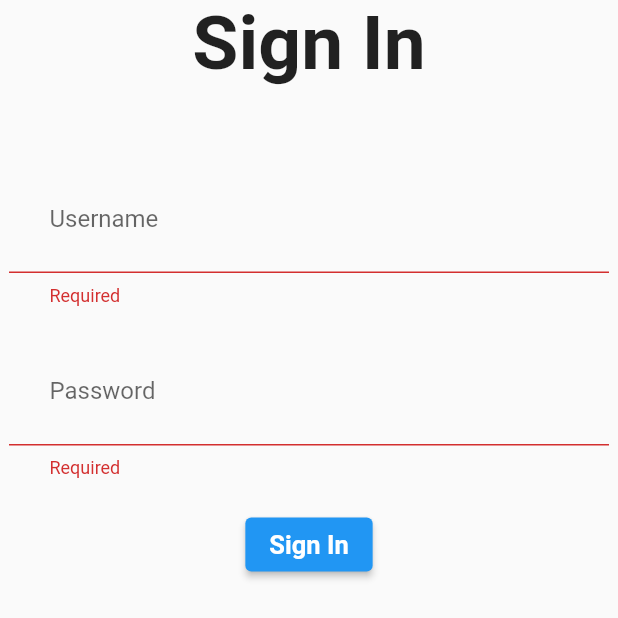
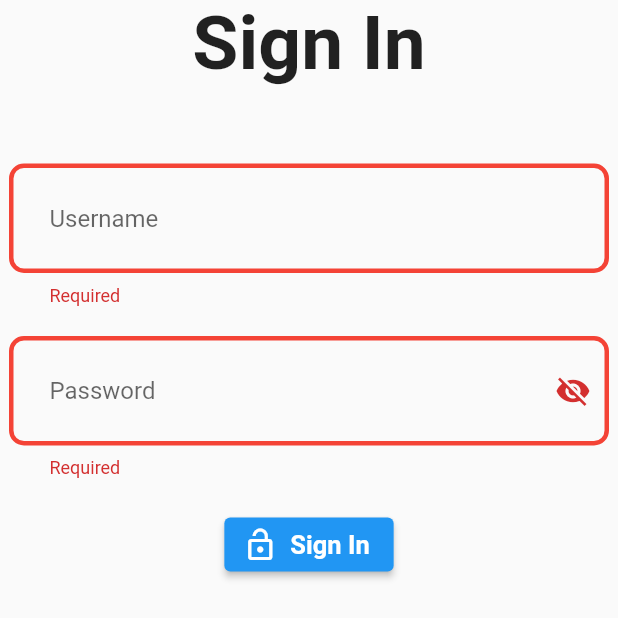
Before and after one commit to itsybitsci/schedcare_admin, a Flutter app: the screen it shows after launch, after a tap on "Sign In", on a phone screen of 412 x 824 dp. Shown: the top 618 px of the screen. Run offline on Flutter 3.47's test engine with Material 2 defaults, Android fonts, the phone set to English and light mode, and no system bars; our stand-ins replace cloud_firestore, firebase_analytics, firebase_auth, firebase_core, flutter_hooks, go_router and 1 more; missing offline and left inert: firebase_app_check, g_recaptcha_v3; accounts and stored records are empty; statements that could not run were skipped.

Commit message:
feat: Implemented routing

```diff
--- a/lib/config/config.dart
+++ b/lib/config/config.dart
@@ -17,6 +17,6 @@ class Config {
 class AdminCredentials {
   AdminCredentials._();
 
-  static const String username = 'schedcare_admin';
-  static const String password = 'schedcare_password';
+  static const username = 'schedcare';
+  static const admins = [username];
 }
--- a/lib/main.dart
+++ b/lib/main.dart
@@ -4,8 +4,7 @@ import 'package:firebase_core/firebase_core.dart';
 import 'package:flutter/material.dart';
 import 'package:hooks_riverpod/hooks_riverpod.dart';
 import 'package:schedcare_admin/config/config.dart';
-import 'package:schedcare_admin/screens/authentication/login_screen.dart';
-import 'package:schedcare_admin/screens/home/home_screen.dart';
+import 'package:schedcare_admin/providers/router_provider.dart';
 import 'package:schedcare_admin/utilities/firebase_options.dart';
 import 'package:schedcare_admin/services/recaptcha_service.dart';
 
@@ -30,7 +29,7 @@ void main() async {
   );
 }
 
-class SchedcareAdminApp extends StatelessWidget {
+class SchedcareAdminApp extends HookConsumerWidget {
   const SchedcareAdminApp({super.key});
 
   static FirebaseAnalytics analytics = FirebaseAnalytics.instance;
@@ -39,17 +38,16 @@ class SchedcareAdminApp extends StatelessWidget {
 
   // This widget is the root of your application.
   @override
-  Widget build(BuildContext context) {
-    return MaterialApp(
+  Widget build(BuildContext context, WidgetRef ref) {
+    final routeNotifier = ref.watch(routerProvider);
+    return MaterialApp.router(
       title: 'SchedCare Admin Portal',
       theme: ThemeData(
         primarySwatch: Colors.blue,
       ),
-      initialRoute: '/login',
-      routes: {
-        '/login': (context) => LoginScreen(),
-        '/home': (context) => const HomeScreen()
-      },
+      routeInformationParser: routeNotifier.routeInformationParser,
+      routeInformationProvider: routeNotifier.routeInformationProvider,
+      routerDelegate: routeNotifier.routerDelegate,
       debugShowCheckedModeBanner: false,
     );
   }
--- /dev/null
+++ b/lib/models/admin_model.dart
@@ -0,0 +1,27 @@
+import 'package:cloud_firestore/cloud_firestore.dart';
+
+class Admin {
+  final String uid;
+  final String email;
+  final String role;
+  final DateTime lastLogin;
+  final DateTime createdAt;
+
+  Admin(
+      {required this.uid,
+      required this.email,
+      required this.role,
+      required this.lastLogin,
+      required this.createdAt});
+
+  factory Admin.fromDocumentSnapshot(DocumentSnapshot snapshot) {
+    Map<String, dynamic> userData = snapshot.data() as Map<String, dynamic>;
+    return Admin(
+      uid: snapshot.id,
+      email: userData['email'],
+      role: userData['role'],
+      lastLogin: userData['lastLogin'].toDate(),
+      createdAt: userData['createdAt'].toDate(),
+    );
+  }
+}
--- /dev/null
+++ b/lib/providers/router_provider.dart
@@ -0,0 +1,46 @@
+import 'package:flutter/material.dart';
+import 'package:go_router/go_router.dart';
+import 'package:hooks_riverpod/hooks_riverpod.dart';
+import 'package:schedcare_admin/providers/auth_provider.dart';
+import 'package:schedcare_admin/screens/authentication/login_screen.dart';
+import 'package:schedcare_admin/screens/home/home_screen.dart';
+
+final routerProvider = Provider<GoRouter>(
+  (ref) {
+    final router = RouterNotifier();
+    final authStateChangeNotifier = ref.watch(authStateChangeProvider);
+    return GoRouter(
+        refreshListenable: router,
+        redirect: (BuildContext context, GoRouterState state) {
+          if (authStateChangeNotifier.isLoading ||
+              authStateChangeNotifier.hasError) return null;
+          final isAuthenticated = authStateChangeNotifier.valueOrNull != null;
+          final isLoggingIn = state.location == LoginScreen.routePath;
+
+          if (isLoggingIn) {
+            return isAuthenticated ? HomeScreen.routePath : null;
+          }
+
+          return isAuthenticated ? null : LoginScreen.routePath;
+        },
+        initialLocation: LoginScreen.routePath,
+        routes: router.routes);
+  },
+);
+
+class RouterNotifier extends ChangeNotifier {
+  RouterNotifier();
+
+  List<GoRoute> get routes => [
+        GoRoute(
+          name: LoginScreen.routeName,
+          path: LoginScreen.routePath,
+          builder: (context, state) => LoginScreen(),
+        ),
+        GoRoute(
+          name: HomeScreen.routeName,
+          path: HomeScreen.routePath,
+          builder: (context, state) => const HomeScreen(),
+        )
+      ];
+}
--- a/lib/screens/authentication/login_screen.dart
+++ b/lib/screens/authentication/login_screen.dart
@@ -2,23 +2,20 @@ import 'package:flutter/material.dart';
 import 'package:flutter_hooks/flutter_hooks.dart';
 import 'package:hooks_riverpod/hooks_riverpod.dart';
 import 'package:schedcare_admin/config/config.dart';
+import 'package:schedcare_admin/providers/auth_provider.dart';
 
 class LoginScreen extends HookConsumerWidget {
   LoginScreen({Key? key}) : super(key: key);
   final GlobalKey<FormState> formKeyLogin = GlobalKey<FormState>();
+  static String get routeName => 'login';
+  static String get routePath => '/login';
 
   @override
   Widget build(BuildContext context, WidgetRef ref) {
+    final AuthProvider authNotifier = ref.watch(authProvider);
     final TextEditingController usernameController = useTextEditingController();
     final TextEditingController passwordController = useTextEditingController();
-
-    bool validateCredentials() {
-      if (usernameController.text.trim() == AdminCredentials.username &&
-          passwordController.text.trim() == AdminCredentials.password) {
-        return true;
-      }
-      return false;
-    }
+    ValueNotifier passwordVisible = useState(false);
 
     return Scaffold(
       body: SingleChildScrollView(
@@ -45,6 +42,11 @@ class LoginScreen extends HookConsumerWidget {
                     decoration: InputDecoration(
                       hintText: 'Username',
                       contentPadding: const EdgeInsets.all(27),
+                      border: OutlineInputBorder(
+                        borderSide:
+                            const BorderSide(color: Colors.blue, width: 3),
+                        borderRadius: BorderRadius.circular(10),
+                      ),
                       enabledBorder: OutlineInputBorder(
                         borderSide:
                             const BorderSide(color: Colors.blue, width: 3),
@@ -53,6 +55,11 @@ class LoginScreen extends HookConsumerWidget {
                       focusedBorder: OutlineInputBorder(
                         borderSide:
                             const BorderSide(color: Colors.blue, width: 3),
+                        borderRadius: BorderRadius.circular(10),
+                      ),
+                      errorBorder: OutlineInputBorder(
+                        borderSide:
+                            const BorderSide(color: Colors.red, width: 3),
                         borderRadius: BorderRadius.circular(10),
                       ),
                     ),
@@ -68,10 +75,23 @@ class LoginScreen extends HookConsumerWidget {
                   constraints: const BoxConstraints(maxWidth: 400),
                   child: TextFormField(
                     controller: passwordController,
-                    obscureText: true,
+                    obscureText: !passwordVisible.value,
                     decoration: InputDecoration(
                       hintText: 'Password',
                       contentPadding: const EdgeInsets.all(27),
+                      suffixIcon: IconButton(
+                        icon: Icon(passwordVisible.value
+                            ? Icons.visibility
+                            : Icons.visibility_off),
+                        onPressed: () {
+                          passwordVisible.value = !passwordVisible.value;
+                        },
+                      ),
+                      border: OutlineInputBorder(
+                        borderSide:
+                            const BorderSide(color: Colors.blue, width: 3),
+                        borderRadius: BorderRadius.circular(10),
+                      ),
                       enabledBorder: OutlineInputBorder(
                         borderSide:
                             const BorderSide(color: Colors.blue, width: 3),
@@ -80,6 +100,11 @@ class LoginScreen extends HookConsumerWidget {
                       focusedBorder: OutlineInputBorder(
                         borderSide:
                             const BorderSide(color: Colors.blue, width: 3),
+                        borderRadius: BorderRadius.circular(10),
+                      ),
+                      errorBorder: OutlineInputBorder(
+                        borderSide:
+                            const BorderSide(color: Colors.red, width: 3),
                         borderRadius: BorderRadius.circular(10),
                       ),
                     ),
@@ -91,22 +116,28 @@ class LoginScreen extends HookConsumerWidget {
                 const SizedBox(
                   height: 20,
                 ),
-                ElevatedButton(
-                  child: const Text(
-                    'Sign In',
-                    style: TextStyle(fontWeight: FontWeight.w600, fontSize: 17),
-                  ),
-                  onPressed: () {
+                ElevatedButton.icon(
+                  onPressed: () async {
                     if (formKeyLogin.currentState!.validate()) {
                       formKeyLogin.currentState?.save();
-
-                      if (validateCredentials()) {
-                        Navigator.pushNamed(context, '/home');
-                        usernameController.text = '';
-                        passwordController.text = '';
+                      if (AdminCredentials.admins
+                          .contains(usernameController.text.trim())) {
+                        await authNotifier.logInWithEmailAndPassword(
+                            '${usernameController.text.trim()}@gmail.com',
+                            passwordController.text.trim());
                       }
                     }
                   },
+                  icon: const Icon(Icons.lock_open),
+                  label: authNotifier.isLoading
+                      ? const CircularProgressIndicator(
+                          color: Colors.white,
+                        )
+                      : const Text(
+                          'Sign In',
+                          style: TextStyle(
+                              fontWeight: FontWeight.w600, fontSize: 17),
+                        ),
                 ),
               ],
             ),
--- /dev/null
+++ b/lib/utilities/constants.dart
@@ -0,0 +1,5 @@
+// Firestore Constants
+class FirestoreConstants {
+  static const usersCollection = 'users';
+  static const adminsCollection = 'administrators';
+}
--- a/pubspec.yaml
+++ b/pubspec.yaml
@@ -43,6 +43,9 @@ dependencies:
   firebase_performance: ^0.9.0+14
   flutter_hooks: ^0.18.6
   hooks_riverpod: ^2.3.0
+  firebase_auth: ^4.2.10
+  cloud_firestore: ^4.4.4
+  go_router: ^6.2.0
 
 dev_dependencies:
   flutter_test:
```
Also changed, not shown: lib/providers/auth_provider.dart (added, +61 -0 lines), lib/screens/home/home_screen.dart (+21 -3 lines), lib/services/auth_service.dart (added, +30 -0 lines), lib/services/firestore_service.dart (added, +20 -0 lines), pubspec.lock.
